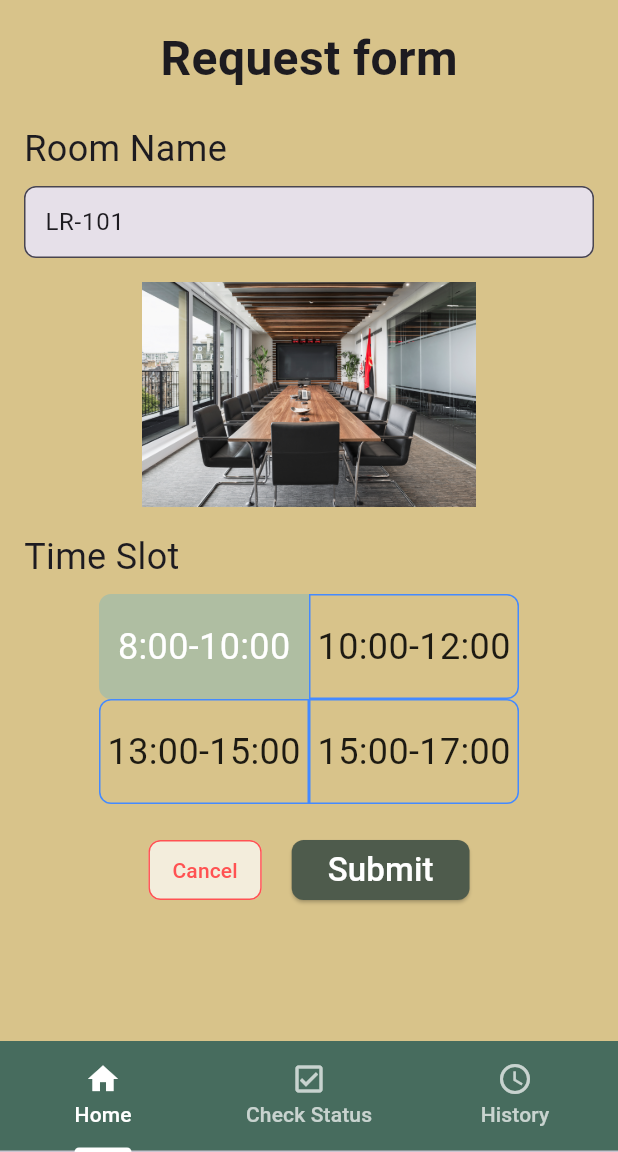
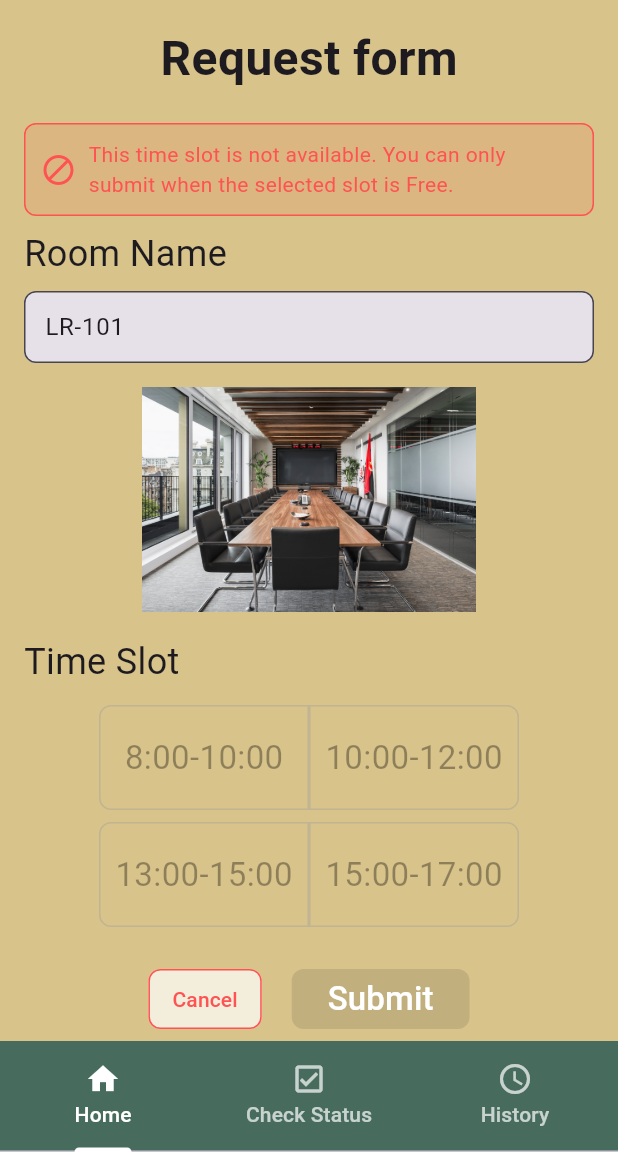
Before and after one commit to 6631501042/mobile_project, a Flutter app: the screen it shows after launch, after a tap on an icon or button, on a phone screen of 412 x 824 dp, the part 84-1236 px from its top. Run offline on Flutter 3.47's test engine with Material 3 defaults, Android fonts, the light colour scheme and no system bars; our stand-ins replace image_picker, shared_preferences.

Commit message:
edit requestform (Button free)

```diff
--- a/lib/user/request_form.dart
+++ b/lib/user/request_form.dart
@@ -1,15 +1,24 @@
 import 'package:flutter/material.dart';
+import 'package:shared_preferences/shared_preferences.dart';
+import '../services/api_service.dart';
 
 class RequestForm extends StatefulWidget {
   final VoidCallback onCancel;
-  final String roomName; // เพิ่มพารามิเตอร์ห้อง
-  final String initialSlot; // เพิ่มพารามิเตอร์ช่วงเวลา
+  final String roomName;
+  final String initialSlot;
+  final int roomId;
+
+  /// ถ้า slot ที่ผู้ใช้คลิกมาจากหน้า list เป็น Free ให้ส่ง true
+  /// ถ้าไม่ใช่ Free ให้ส่ง false (ปุ่มจะถูก disable ทั้ง submit และการเลือก slot)
+  final bool isInitiallyFree;
 
   const RequestForm({
     super.key,
     required this.onCancel,
     required this.roomName,
     required this.initialSlot,
+    required this.roomId,
+    required this.isInitiallyFree,
   });
 
   @override
@@ -17,60 +26,126 @@ class RequestForm extends StatefulWidget {
 }
 
 class _RequestFormState extends State<RequestForm> {
-  late String? selectedSlot;
+  String? selectedSlot;
+  bool _submitting = false;
+
+  // อนุญาตให้กดได้เฉพาะ initialSlot ถ้าและเฉพาะเมื่อมัน Free
+  late final Set<String> _selectableSlots;
 
   @override
   void initState() {
     super.initState();
-    selectedSlot = widget.initialSlot; // กำหนดค่าเริ่มต้นจากพารามิเตอร์
+    selectedSlot = widget.initialSlot;
+    _selectableSlots = widget.isInitiallyFree ? {widget.initialSlot} : <String>{};
+  }
+
+  // แปลง "8:00-10:00" -> "08.00-10.00" (ถ้าต้องการแสดงผลสวย ๆ)
+  String _toDbTimeslot(String ui) {
+    final parts = ui.split('-');
+    String fix(String hhmm) {
+      final p = hhmm.split(':');
+      final hh = p[0].padLeft(2, '0');
+      final mm = p[1];
+      return '$hh.$mm';
+    }
+    return '${fix(parts[0])}-${fix(parts[1])}';
+  }
+
+  bool get _canSubmit => widget.isInitiallyFree && selectedSlot != null;
+
+  Future<void> _submit() async {
+    if (!_canSubmit) return;
+    setState(() => _submitting = true);
+    try {
+      // อ่าน role_id จาก SharedPreferences (ถ้ามีระบบ login แล้ว)
+      final sp = await SharedPreferences.getInstance();
+      int? roleId = sp.getInt('role_id');
+
+      // ทดสอบชั่วคราว: ใส่ roleId ตัวอย่าง (แก้เป็นของคุณเอง)
+      roleId ??= 24;
+
+      await ApiService.reserveRoom(widget.roomId, roleId);
+
+      if (!mounted) return;
+      final dbSlot = _toDbTimeslot(selectedSlot!);
+      ScaffoldMessenger.of(context).showSnackBar(
+        SnackBar(content: Text('Reservation submitted for $dbSlot')),
+      );
+      widget.onCancel();
+    } catch (e) {
+      if (!mounted) return;
+      ScaffoldMessenger.of(context)
+          .showSnackBar(SnackBar(content: Text('Failed: $e')));
+    } finally {
+      if (mounted) setState(() => _submitting = false);
+    }
   }
 
   @override
   Widget build(BuildContext context) {
+    final disabledBanner = !widget.isInitiallyFree
+        ? Container(
+            margin: const EdgeInsets.only(top: 8),
+            padding: const EdgeInsets.all(10),
+            decoration: BoxDecoration(
+              color: Colors.red.withOpacity(0.1),
+              borderRadius: BorderRadius.circular(8),
+              border: Border.all(color: Colors.redAccent),
+            ),
+            child: const Row(
+              children: [
+                Icon(Icons.block, color: Colors.redAccent),
+                SizedBox(width: 8),
+                Expanded(
+                  child: Text(
+                    'This time slot is not available. You can only submit when the selected slot is Free.',
+                    style: TextStyle(color: Colors.redAccent),
+                  ),
+                ),
+              ],
+            ),
+          )
+        : const SizedBox.shrink();
+
     return SingleChildScrollView(
       padding: const EdgeInsets.all(16),
       child: Column(
         crossAxisAlignment: CrossAxisAlignment.center,
         children: [
-          const Text(
-            'Request form',
-            style: TextStyle(fontSize: 32, fontWeight: FontWeight.bold),
-          ),
-          const SizedBox(height: 20),
+          const Text('Request form',
+              style: TextStyle(fontSize: 32, fontWeight: FontWeight.bold)),
+          const SizedBox(height: 12),
+          disabledBanner,
+          const SizedBox(height: 8),
 
           // Room Name
           const Align(
               alignment: Alignment.centerLeft,
-            child: Text('Room Name', style: TextStyle(fontSize: 24)),
-          ),
+              child: Text('Room Name', style: TextStyle(fontSize: 24))),
           const SizedBox(height: 8),
           TextFormField(
             initialValue: widget.roomName,
             readOnly: true,
             decoration: InputDecoration(
-              contentPadding: EdgeInsets.symmetric(vertical: 5, horizontal: 10),
-              border: OutlineInputBorder(
-                borderRadius: BorderRadius.circular(8),
-              ),
+              contentPadding:
+                  const EdgeInsets.symmetric(vertical: 5, horizontal: 10),
+              border:
+                  OutlineInputBorder(borderRadius: BorderRadius.circular(8)),
               filled: true,
             ),
           ),
 
           const SizedBox(height: 16),
-          Image.asset(
-            'assets/images/MeetingRoom.jpg',
-            height: 150,
-            fit: BoxFit.cover,
-          ),
+          Image.asset('assets/images/MeetingRoom.jpg',
+              height: 150, fit: BoxFit.cover),
 
           const SizedBox(height: 16),
           const Align(
               alignment: Alignment.centerLeft,
-            child: Text('Time Slot', style: TextStyle(fontSize: 24)),
-          ),
+              child: Text('Time Slot', style: TextStyle(fontSize: 24))),
           const SizedBox(height: 8),
 
-          // ปุ่มเลือกช่วงเวลา
+          // แสดงปุ่ม slot — เปิดคลิกได้เฉพาะที่อยู่ใน _selectableSlots
           Column(
             children: [
               Row(
@@ -102,87 +177,57 @@ class _RequestFormState extends State<RequestForm> {
                   foregroundColor: Colors.redAccent,
                   side: const BorderSide(color: Colors.redAccent),
                   shape: RoundedRectangleBorder(
-                    borderRadius: BorderRadius.circular(8),
+                      borderRadius: BorderRadius.circular(8)),
+                  padding:
+                      const EdgeInsets.symmetric(horizontal: 16, vertical: 8),
                 ),
-                  padding: const EdgeInsets.symmetric(
-                    horizontal: 16,
-                    vertical: 8,
-                  ),
-                ),
-                onPressed: widget.onCancel,
+                onPressed: _submitting ? null : widget.onCancel,
                 child: const Text('Cancel'),
               ),
               const SizedBox(width: 20),
               ElevatedButton(
                 style: ElevatedButton.styleFrom(
-                  backgroundColor: const Color(0xFF4E5B4C),
+                  backgroundColor:
+                      _canSubmit ? const Color(0xFF4E5B4C) : Colors.grey,
                   shape: RoundedRectangleBorder(
-                    borderRadius: BorderRadius.circular(8),
+                      borderRadius: BorderRadius.circular(8)),
                 ),
-                ),
-                onPressed: () {
-                  if (selectedSlot == null) {
-                    // กรณีไม่ได้เลือกเวลา
+                onPressed: _submitting || !_canSubmit
+                    ? null
+                    : () {
                         showDialog(
                           context: context,
-                      builder: (context) => AlertDialog(
-                        title: const Text('Warning'),
-                        content: const Text(
-                          'Please select a time slot before submitting.',
-                        ),
+                          builder: (_) => AlertDialog(
+                            title: const Text('Confirm Request'),
+                            content: Text(
+                                'Do you want to reserve ${widget.roomName} at $selectedSlot ?'),
                             actions: [
                               TextButton(
                                   onPressed: () => Navigator.pop(context),
-                            child: const Text('OK'),
+                                  child: const Text('Cancel')),
+                              ElevatedButton(
+                                style: ElevatedButton.styleFrom(
+                                    backgroundColor: const Color(0xFF4E5B4C)),
+                                onPressed: () {
+                                  Navigator.pop(context);
+                                  _submit();
+                                },
+                                child: const Text('Confirm',
+                                    style: TextStyle(color: Colors.white)),
                               ),
                             ],
                           ),
                         );
-                  } else {
-                    // แสดง AlertDialog ยืนยันการจอง
-                    showDialog(
-                      context: context,
-                      builder: (context) => AlertDialog(
-                        title: const Text('Confirm Request'),
-                        content: Text(
-                          'Do you want to reserve ${widget.roomName} at $selectedSlot ?',
-                        ),
-
-                        actions: [
-                          TextButton(
-                            onPressed: () =>
-                                Navigator.pop(context), // ปิด dialog
-                            child: const Text('Cancel'),
-                          ),
-                          ElevatedButton(
-                            style: ElevatedButton.styleFrom(
-                              backgroundColor: const Color(0xFF4E5B4C),
-                            ),
-                            onPressed: () {
-                              Navigator.pop(context); // ปิด dialog
-                              ScaffoldMessenger.of(context).showSnackBar(
-                                SnackBar(
-                                  content: Text(
-                                    'Request sent for $selectedSlot',
-                                  ),
-                                ),
-                              );
-                              widget.onCancel(); // กลับไปหน้าเดิม
                       },
-                            child: const Text(
-                              'Confirm',
-                              style: TextStyle(color: Colors.white),
-                            ),
-                          ),
-                        ],
-                      ),
-                    );
-                  }
-                },
-                child: const Text(
-                  'Submit',
-                  style: TextStyle(color: Colors.white, fontSize: 22),
-                ),
+                child: _submitting
+                    ? const SizedBox(
+                        height: 22,
+                        width: 22,
+                        child: CircularProgressIndicator(
+                            strokeWidth: 2, color: Colors.white),
+                      )
+                    : const Text('Submit',
+                        style: TextStyle(color: Colors.white, fontSize: 22)),
               ),
             ],
           ),
@@ -192,20 +237,26 @@ class _RequestFormState extends State<RequestForm> {
   }
 
   Widget buildSlot(String time, {required bool isLeft}) {
-    bool isSelected = selectedSlot == time;
+    final isEnabled = _selectableSlots.contains(time);
+    final isSelected = selectedSlot == time;
 
     return GestureDetector(
-      onTap: () {
-        setState(() {
+      onTap: !isEnabled
+          ? null
+          : () => setState(() {
                 selectedSlot = time;
-        });
-      },
+              }),
+      child: Opacity(
+        opacity: isEnabled ? 1.0 : 0.4, // สีจางเมื่อ disable
         child: Container(
           height: 70,
           width: 140,
+          margin: const EdgeInsets.symmetric(vertical: 4),
           padding: const EdgeInsets.symmetric(vertical: 12),
           decoration: BoxDecoration(
-          color: isSelected ? Color(0xFFAFBEA2) : Colors.transparent,
+            color: isSelected && isEnabled
+                ? const Color(0xFFAFBEA2)
+                : Colors.transparent,
             borderRadius: isLeft
                 ? const BorderRadius.only(
                     topLeft: Radius.circular(8),
@@ -216,7 +267,9 @@ class _RequestFormState extends State<RequestForm> {
                     bottomRight: Radius.circular(8),
                   ),
             border: Border.all(
-            color: isSelected ? Color(0xFFAFBEA2) : Colors.blueAccent,
+              color: isSelected && isEnabled
+                  ? const Color(0xFFAFBEA2)
+                  : (isEnabled ? Colors.blueAccent : Colors.grey),
               width: 1,
             ),
           ),
@@ -224,9 +277,9 @@ class _RequestFormState extends State<RequestForm> {
             child: Text(
               time,
               style: TextStyle(
-              color: isSelected ? Colors.white : Colors.black87,
-
-              fontSize: 24,
+                color: isSelected && isEnabled ? Colors.white : Colors.black87,
+                fontSize: 22,
+              ),
             ),
           ),
         ),
--- a/lib/user/user.dart
+++ b/lib/user/user.dart
@@ -2,6 +2,7 @@ import 'package:flutter/material.dart';
 import '../modelsData/room_data.dart';
 import '../screensOfBrowseRoomList/base_browse_screen.dart'; // ต้อง import base_browse_screen
 import 'package:mobile_project/user/request_form.dart'; //มันคือ request form ของ user
+
 // คลาสหลักสำหรับหน้า User Role
 class User extends StatefulWidget {
   const User({super.key});
@@ -11,7 +12,7 @@ class User extends StatefulWidget {
 }
 
 class _UserState extends State<User> {
-final String userName = 'User001'; // สมมติชื่อผู้ใช้
+  final String userName = 'User001'; // สมมติชื่อผู้ใช้
   @override
   Widget build(BuildContext context) {
     return DefaultTabController(
@@ -42,7 +43,7 @@ final String userName = 'User001'; // สมมติชื่อผู้ใช
               // staff name / logout button
               Row(
                 children: [
-                   Text(
+                  Text(
                     userName,
                     style: TextStyle(fontSize: 12, color: Colors.white),
                   ),
@@ -80,7 +81,6 @@ final String userName = 'User001'; // สมมติชื่อผู้ใช
             StatusTab(),
             // history
             HistoryTab(),
-
           ],
         ),
         bottomNavigationBar: Container(
@@ -132,8 +132,11 @@ class _HomeTabState extends State<HomeTab> {
     // ถ้า selectedSlot != null แสดง RequestForm
     if (selectedSlot != null) {
       return RequestForm(
+        roomId: selectedSlot!.no, // ✅ ส่ง id แถวห้อง
         roomName: selectedSlot!.room,
         initialSlot: selectedSlot!.timeSlots,
+        isInitiallyFree:
+            (selectedSlot!.status == 'Free'), // ✅ อนุญาตกดต่อเมื่อ Free
         onCancel: _backToList,
       );
     }
@@ -147,7 +150,6 @@ class _HomeTabState extends State<HomeTab> {
     );
   }
 }
-
 
 // ==========================
 // 2. Status Tab
@@ -166,7 +168,6 @@ class StatusTab extends StatelessWidget {
   }
 }
 
-
 // ==========================
 // 3. History Tab
 // ==========================
```
Lines whose indentation alone changed are shown as unchanged.
